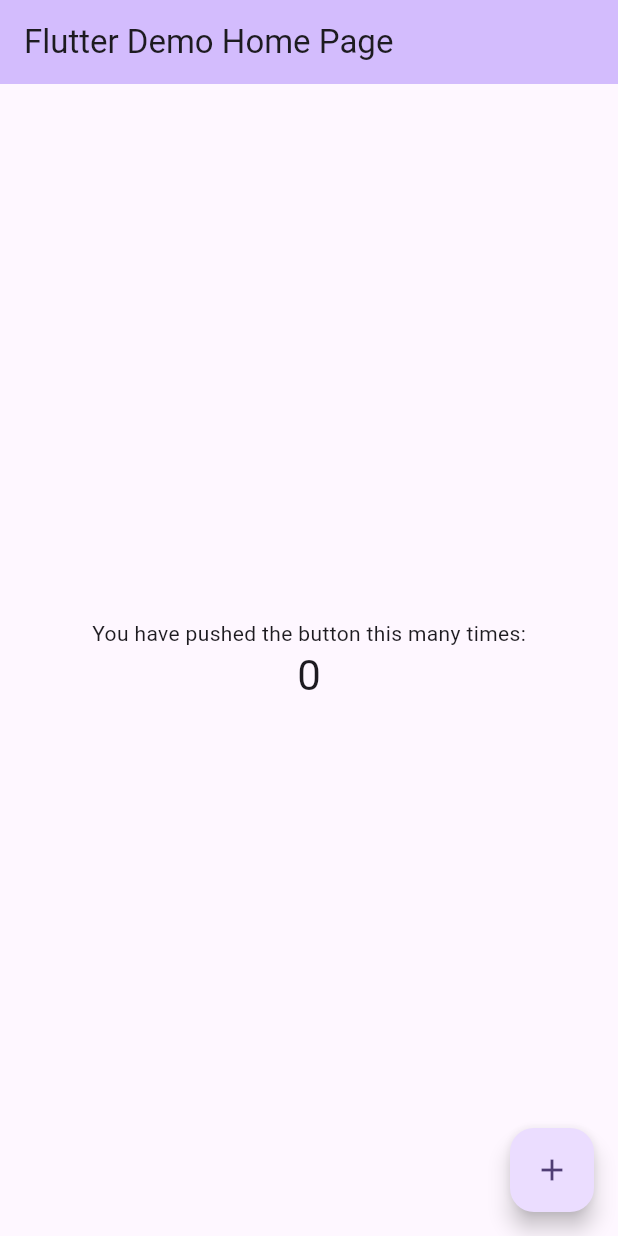
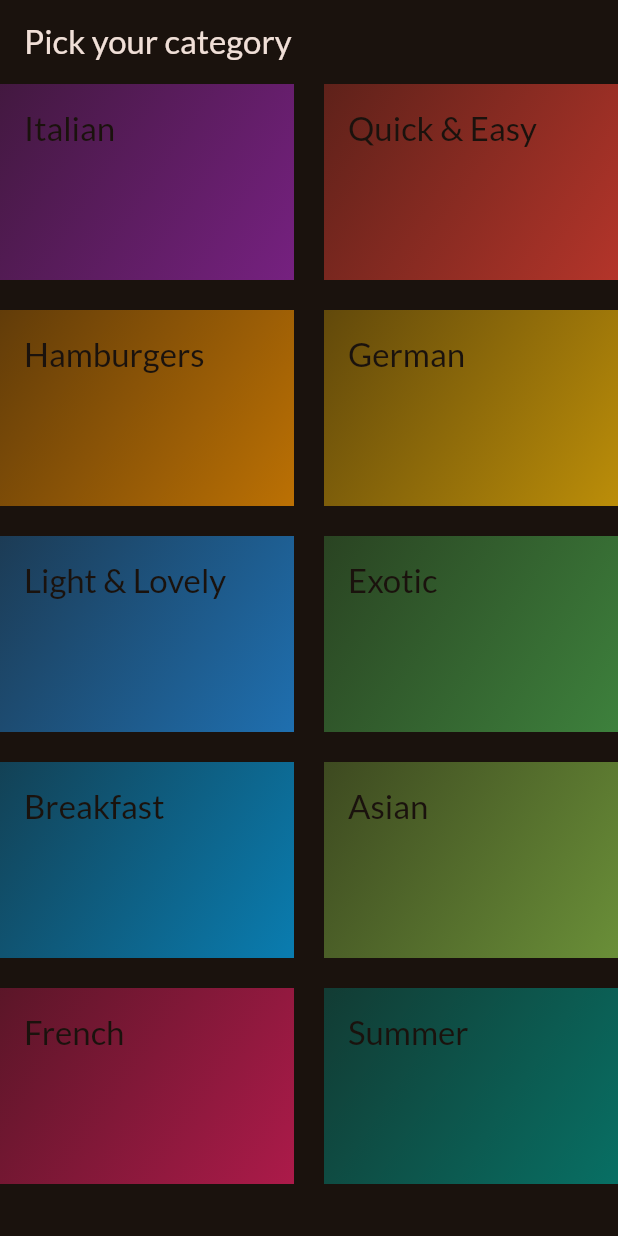
Before and after one commit to BrajeshSanodiya/MealCraft, a Flutter app: the screen it shows after launch, on a phone screen of 412 x 824 dp. Run offline on Flutter 3.47's test engine with Material 3 defaults, Android fonts, the phone set to English and light mode, and no system bars; our stand-ins replace google_fonts.

Commit message:
added dummy category in grid

```diff
--- /dev/null
+++ b/lib/data/dummy_data.dart
@@ -0,0 +1,55 @@
+import 'package:flutter/material.dart';
+import 'package:meal_craft/models/category.dart';
+
+const availableCategories = [
+  Category(
+    id: 'c1',
+    title: 'Italian',
+    color: Colors.purple,
+  ),
+  Category(
+    id: 'c2',
+    title: 'Quick & Easy',
+    color: Colors.red,
+  ),
+  Category(
+    id: 'c3',
+    title: 'Hamburgers',
+    color: Colors.orange,
+  ),
+  Category(
+    id: 'c4',
+    title: 'German',
+    color: Colors.amber,
+  ),
+  Category(
+    id: 'c5',
+    title: 'Light & Lovely',
+    color: Colors.blue,
+  ),
+  Category(
+    id: 'c6',
+    title: 'Exotic',
+    color: Colors.green,
+  ),
+  Category(
+    id: 'c7',
+    title: 'Breakfast',
+    color: Colors.lightBlue,
+  ),
+  Category(
+    id: 'c8',
+    title: 'Asian',
+    color: Colors.lightGreen,
+  ),
+  Category(
+    id: 'c9',
+    title: 'French',
+    color: Colors.pink,
+  ),
+  Category(
+    id: 'c10',
+    title: 'Summer',
+    color: Colors.teal,
+  ),
+];
--- a/lib/main.dart
+++ b/lib/main.dart
@@ -1,122 +1,28 @@
 import 'package:flutter/material.dart';
 
+import 'package:google_fonts/google_fonts.dart';
+import 'package:meal_craft/screens/categories_screen.dart';
+
+final theme = ThemeData(
+  colorScheme: ColorScheme.fromSeed(
+    brightness: Brightness.dark,
+    seedColor: const Color.fromARGB(255, 131, 57, 0),
+  ),
+  textTheme: GoogleFonts.latoTextTheme(),
+);
+
 void main() {
-  runApp(const MyApp());
+  runApp(const App());
 }
 
-class MyApp extends StatelessWidget {
-  const MyApp({super.key});
+class App extends StatelessWidget {
+  const App({super.key});
 
-  // This widget is the root of your application.
   @override
   Widget build(BuildContext context) {
     return MaterialApp(
-      title: 'Flutter Demo',
-      theme: ThemeData(
-        // This is the theme of your application.
-        //
-        // TRY THIS: Try running your application with "flutter run". You'll see
-        // the application has a purple toolbar. Then, without quitting the app,
-        // try changing the seedColor in the colorScheme below to Colors.green
-        // and then invoke "hot reload" (save your changes or press the "hot
-        // reload" button in a Flutter-supported IDE, or press "r" if you used
-        // the command line to start the app).
-        //
-        // Notice that the counter didn't reset back to zero; the application
-        // state is not lost during the reload. To reset the state, use hot
-        // restart instead.
-        //
-        // This works for code too, not just values: Most code changes can be
-        // tested with just a hot reload.
-        colorScheme: ColorScheme.fromSeed(seedColor: Colors.deepPurple),
-      ),
-      home: const MyHomePage(title: 'Flutter Demo Home Page'),
+      theme: theme,
+      home: CategoriesScreen()
     );
   }
 }
-
-class MyHomePage extends StatefulWidget {
-  const MyHomePage({super.key, required this.title});
-
-  // This widget is the home page of your application. It is stateful, meaning
-  // that it has a State object (defined below) that contains fields that affect
-  // how it looks.
-
-  // This class is the configuration for the state. It holds the values (in this
-  // case the title) provided by the parent (in this case the App widget) and
-  // used by the build method of the State. Fields in a Widget subclass are
-  // always marked "final".
-
-  final String title;
-
-  @override
-  State<MyHomePage> createState() => _MyHomePageState();
-}
-
-class _MyHomePageState extends State<MyHomePage> {
-  int _counter = 0;
-
-  void _incrementCounter() {
-    setState(() {
-      // This call to setState tells the Flutter framework that something has
-      // changed in this State, which causes it to rerun the build method below
-      // so that the display can reflect the updated values. If we changed
-      // _counter without calling setState(), then the build method would not be
-      // called again, and so nothing would appear to happen.
-      _counter++;
-    });
-  }
-
-  @override
-  Widget build(BuildContext context) {
-    // This method is rerun every time setState is called, for instance as done
-    // by the _incrementCounter method above.
-    //
-    // The Flutter framework has been optimized to make rerunning build methods
-    // fast, so that you can just rebuild anything that needs updating rather
-    // than having to individually change instances of widgets.
-    return Scaffold(
-      appBar: AppBar(
-        // TRY THIS: Try changing the color here to a specific color (to
-        // Colors.amber, perhaps?) and trigger a hot reload to see the AppBar
-        // change color while the other colors stay the same.
-        backgroundColor: Theme.of(context).colorScheme.inversePrimary,
-        // Here we take the value from the MyHomePage object that was created by
-        // the App.build method, and use it to set our appbar title.
-        title: Text(widget.title),
-      ),
-      body: Center(
-        // Center is a layout widget. It takes a single child and positions it
-        // in the middle of the parent.
-        child: Column(
-          // Column is also a layout widget. It takes a list of children and
-          // arranges them vertically. By default, it sizes itself to fit its
-          // children horizontally, and tries to be as tall as its parent.
-          //
-          // Column has various properties to control how it sizes itself and
-          // how it positions its children. Here we use mainAxisAlignment to
-          // center the children vertically; the main axis here is the vertical
-          // axis because Columns are vertical (the cross axis would be
-          // horizontal).
-          //
-          // TRY THIS: Invoke "debug painting" (choose the "Toggle Debug Paint"
-          // action in the IDE, or press "p" in the console), to see the
-          // wireframe for each widget.
-          mainAxisAlignment: MainAxisAlignment.center,
-          children: <Widget>[
-            const Text('You have pushed the button this many times:'),
-            Text(
-              '$_counter',
-              style: Theme.of(context).textTheme.headlineMedium,
-            ),
-          ],
-        ),
-      ),
-      floatingActionButton: FloatingActionButton(
-        onPressed: _incrementCounter,
-        tooltip: 'Increment',
-        child: const Icon(Icons.add),
-      ), // This trailing comma makes auto-formatting nicer for build methods.
-    );
-  }
-}
--- /dev/null
+++ b/lib/models/category.dart
@@ -0,0 +1,15 @@
+
+import 'package:flutter/material.dart';
+
+class Category {
+
+  const Category({
+    required this.id,
+    required this.title,
+    this.color = Colors.deepOrangeAccent,
+  });
+
+  final String id;
+  final String title;
+  final Color color;
+}
--- /dev/null
+++ b/lib/screens/categories_screen.dart
@@ -0,0 +1,29 @@
+
+import 'package:flutter/material.dart';
+import 'package:meal_craft/data/dummy_data.dart';
+import 'package:meal_craft/widgets/category_grid_item.dart';
+
+class CategoriesScreen extends StatelessWidget{
+const CategoriesScreen({super.key});
+
+@override
+  Widget build(BuildContext context) {
+    return Scaffold(
+      appBar:  AppBar(
+        title: const Text("Pick your category"),
+      ),
+     body: GridView(
+      gridDelegate: SliverGridDelegateWithFixedCrossAxisCount(
+        crossAxisCount: 2,
+        childAspectRatio: 1.5,
+        crossAxisSpacing: 20,
+        mainAxisSpacing: 20
+        ),
+      children: [
+          for (final category in availableCategories)
+          CategoryGridItem(category:category)
+     ],),
+    );
+  }
+
+}
--- /dev/null
+++ b/lib/widgets/category_grid_item.dart
@@ -0,0 +1,28 @@
+import 'package:flutter/material.dart';
+import 'package:meal_craft/models/category.dart';
+
+class CategoryGridItem extends StatelessWidget {
+  const CategoryGridItem({super.key, required this.category});
+
+  final Category category;
+
+  @override
+  Widget build(BuildContext context) {
+    return Container(
+      padding: EdgeInsets.all(16),
+      decoration: BoxDecoration(
+        gradient: LinearGradient(
+          colors: [category.color.withAlpha(80), category.color.withAlpha(180)],
+          begin: Alignment.topLeft,
+          end: Alignment.bottomRight,
+        ),
+      ),
+      child: Text(
+        category.title,
+        style: Theme.of(context).textTheme.titleLarge!.copyWith(
+          color: Theme.of(context).colorScheme.surface,
+        ),
+      ),
+    );
+  }
+}
--- a/pubspec.yaml
+++ b/pubspec.yaml
@@ -34,6 +34,7 @@
   # The following adds the Cupertino Icons font to your application.
   # Use with the CupertinoIcons class for iOS style icons.
   cupertino_icons: ^1.0.8
+  google_fonts: ^6.2.1
 
 dev_dependencies:
   flutter_test:
```
Also changed, not shown: 46 other files.
